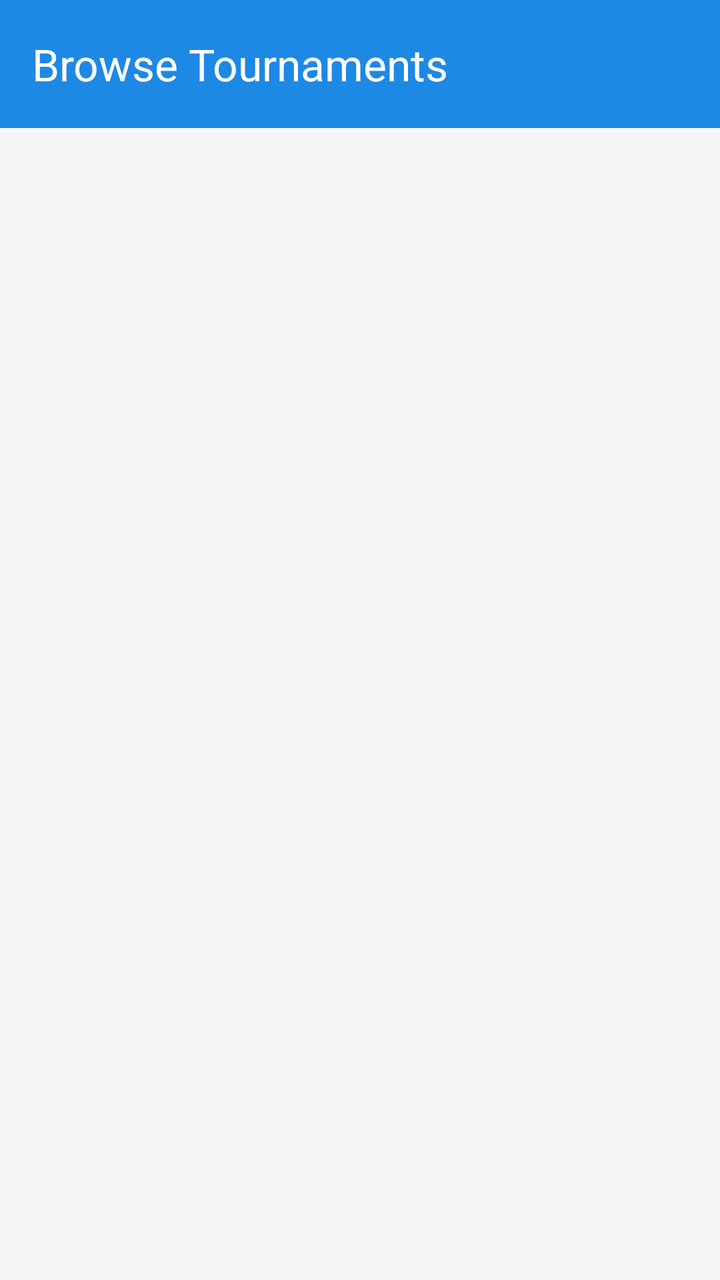
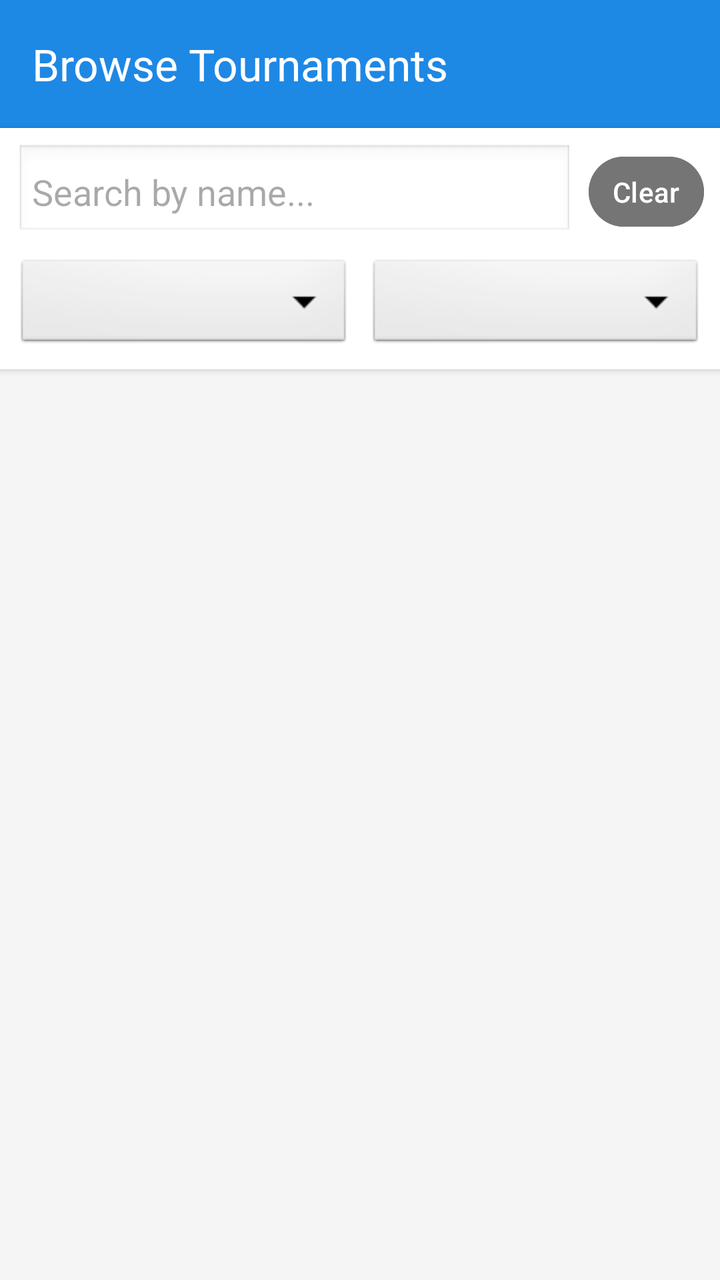

Compare the two renders of this Android layout. The source of the first and the diff that turns it into the second are given below.
<!-- AndroidManifest.xml: application theme Theme.SPORTSHUB -->
<!-- res/layout/activity_player_tournament_list.xml -->
<?xml version="1.0" encoding="utf-8"?>
<androidx.constraintlayout.widget.ConstraintLayout xmlns:android="http://schemas.android.com/apk/res/android"
    xmlns:app="http://schemas.android.com/apk/res-auto"
    android:layout_width="match_parent"
    android:layout_height="match_parent"
    android:background="@color/background">

    <androidx.appcompat.widget.Toolbar
        android:id="@+id/toolbarPlayerList"
        android:layout_width="match_parent"
        android:layout_height="?attr/actionBarSize"
        android:background="@color/primary"
        android:theme="@style/ThemeOverlay.AppCompat.Dark.ActionBar"
        app:popupTheme="@style/ThemeOverlay.AppCompat.Light"
        app:title="Browse Tournaments"
        app:titleTextColor="@color/white"
        app:layout_constraintTop_toTopOf="parent" />

    <TextView
        android:id="@+id/tvPlayerEmptyState"
        android:layout_width="wrap_content"
        android:layout_height="wrap_content"
        android:text="No tournaments available right now."
        android:textColor="@color/text_secondary"
        android:textSize="16sp"
        android:visibility="gone"
        app:layout_constraintBottom_toBottomOf="parent"
        app:layout_constraintEnd_toEndOf="parent"
        app:layout_constraintStart_toStartOf="parent"
        app:layout_constraintTop_toBottomOf="@id/toolbarPlayerList" />

    <ListView
        android:id="@+id/lvPlayerTournaments"
        android:layout_width="0dp"
        android:layout_height="0dp"
        android:divider="@android:color/transparent"
        android:dividerHeight="0dp"
        app:layout_constraintBottom_toBottomOf="parent"
        app:layout_constraintEnd_toEndOf="parent"
        app:layout_constraintStart_toStartOf="parent"
        app:layout_constraintTop_toBottomOf="@id/toolbarPlayerList" />

</androidx.constraintlayout.widget.ConstraintLayout>
<!-- resources referenced by this layout -->
<resources>
  <color name="background">#F5F5F5</color>
  <color name="primary">#1E88E5</color>
  <color name="text_secondary">#757575</color>
  <color name="white">#FFFFFFFF</color>
  <style name="Theme.SPORTSHUB" parent="Base.Theme.SPORTSHUB" />
  <style name="Base.Theme.SPORTSHUB" parent="Theme.Material3.DayNight.NoActionBar">
          
          
      </style>
</resources>

<!-- the commit's change to res/layout/activity_player_tournament_list.xml (unified diff, before → after) -->
@@ -16,6 +16,71 @@
         app:titleTextColor="@color/white"
         app:layout_constraintTop_toTopOf="parent" />
 
+    <LinearLayout
+        android:id="@+id/layoutPlayerFilters"
+        android:layout_width="match_parent"
+        android:layout_height="wrap_content"
+        android:orientation="vertical"
+        android:padding="8dp"
+        android:background="@color/white"
+        android:elevation="2dp"
+        app:layout_constraintTop_toBottomOf="@id/toolbarPlayerList">
+
+        <LinearLayout
+            android:layout_width="match_parent"
+            android:layout_height="wrap_content"
+            android:orientation="horizontal"
+            android:gravity="center_vertical">
+
+            <EditText
+                android:id="@+id/etPlayerSearch"
+                android:layout_width="0dp"
+                android:layout_height="wrap_content"
+                android:layout_weight="1"
+                android:hint="Search by name..."
+                android:inputType="text"
+                android:maxLines="1"
+                android:background="@android:drawable/edit_text"
+                android:padding="8dp"
+                android:layout_marginEnd="8dp"/>
+
+            <Button
+                android:id="@+id/btnPlayerClearFilters"
+                android:layout_width="wrap_content"
+                android:layout_height="wrap_content"
+                android:text="Clear"
+                android:minHeight="0dp"
+                android:minWidth="0dp"
+                android:paddingHorizontal="12dp"
+                android:paddingVertical="8dp"
+                android:backgroundTint="@color/text_secondary"
+                android:textColor="@color/white" />
+        </LinearLayout>
+
+        <LinearLayout
+            android:layout_width="match_parent"
+            android:layout_height="wrap_content"
+            android:orientation="horizontal"
+            android:layout_marginTop="8dp">
+
+            <Spinner
+                android:id="@+id/spnPlayerSportFilter"
+                android:layout_width="0dp"
+                android:layout_height="wrap_content"
+                android:layout_weight="1"
+                android:background="@android:drawable/btn_dropdown"
+                android:layout_marginEnd="4dp" />
+
+            <Spinner
+                android:id="@+id/spnPlayerStatusFilter"
+                android:layout_width="0dp"
+                android:layout_height="wrap_content"
+                android:layout_weight="1"
+                android:background="@android:drawable/btn_dropdown"
+                android:layout_marginStart="4dp" />
+        </LinearLayout>
+    </LinearLayout>
+
     <TextView
         android:id="@+id/tvPlayerEmptyState"
         android:layout_width="wrap_content"
@@ -27,7 +92,7 @@
         app:layout_constraintBottom_toBottomOf="parent"
         app:layout_constraintEnd_toEndOf="parent"
         app:layout_constraintStart_toStartOf="parent"
-        app:layout_constraintTop_toBottomOf="@id/toolbarPlayerList" />
+        app:layout_constraintTop_toBottomOf="@id/layoutPlayerFilters" />
 
     <ListView
         android:id="@+id/lvPlayerTournaments"
@@ -38,6 +103,6 @@
         app:layout_constraintBottom_toBottomOf="parent"
         app:layout_constraintEnd_toEndOf="parent"
         app:layout_constraintStart_toStartOf="parent"
-        app:layout_constraintTop_toBottomOf="@id/toolbarPlayerList" />
+        app:layout_constraintTop_toBottomOf="@id/layoutPlayerFilters" />
 
 </androidx.constraintlayout.widget.ConstraintLayout>
